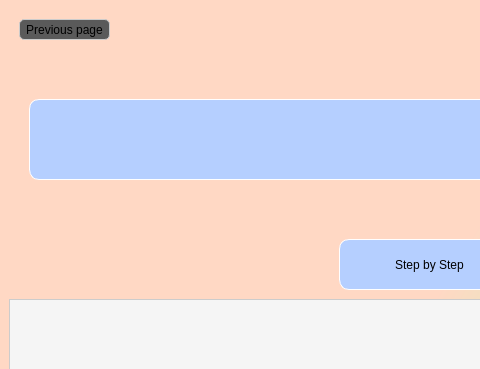
The window that designs/nonlinearOutputWindow.ui (Omar-Eldawy/Numerical-project) describes before a commit, drawn with Qt 5; both pictures show x 0 to 480 and y 0 to 369 of the 864 by 656 pixel window.
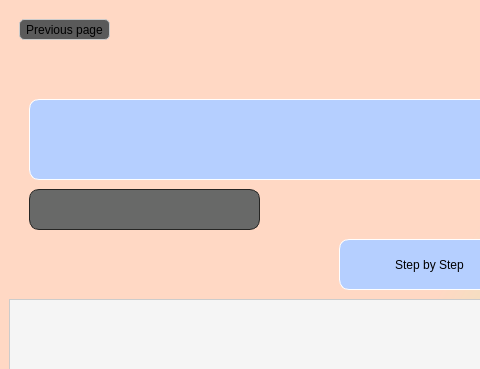
The same window after the commit. Icons and pictures are not drawn.

Commit message: number of iterations

The edit to the form file:
```diff
--- a/designs/nonlinearOutputWindow.ui
+++ b/designs/nonlinearOutputWindow.ui
@@ -161,6 +161,29 @@
      <set>Qt::AlignCenter</set>
     </property>
    </widget>
+   <widget class="QLabel" name="iterationsLabel">
+    <property name="geometry">
+     <rect>
+      <x>30</x>
+      <y>190</y>
+      <width>231</width>
+      <height>41</height>
+     </rect>
+    </property>
+    <property name="styleSheet">
+     <string notr="true">border: 1.3px solid #262624; 
+font: bold 9pt &quot;Arial&quot;;
+background-color:#686968;
+border-radius:10px;
+</string>
+    </property>
+    <property name="text">
+     <string/>
+    </property>
+    <property name="alignment">
+     <set>Qt::AlignCenter</set>
+    </property>
+   </widget>
   </widget>
  </widget>
  <resources/>
```
The commit also changes 5 other files.
